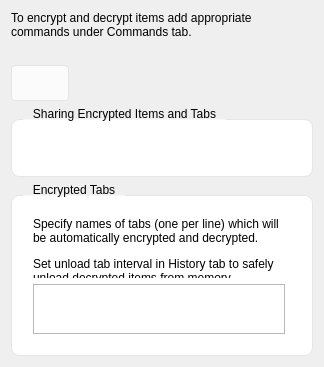
Above: plugins/itemencrypted/itemencryptedsettings.ui from ForgetiExistence/CopyQ before the change. Below: the same form after it.
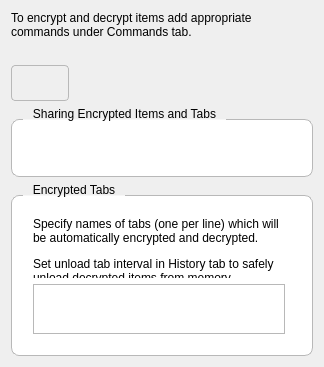
That is the form after the change.

The edit to the form file:
```diff
--- a/plugins/itemencrypted/itemencryptedsettings.ui
+++ b/plugins/itemencrypted/itemencryptedsettings.ui
@@ -4,24 +4,24 @@
  <widget class="QWidget" name="ItemEncryptedSettings">
   <property name="styleSheet">
    <string>
-QLineEdit, QComboBox, QSpinBox, QDoubleSpinBox { border-radius: 4px; border: 1px solid #D1D1D1; padding: 5px 8px; min-height: 24px; background: #FFFFFF; }
-QComboBox:focus, QLineEdit:focus, QSpinBox:focus, QDoubleSpinBox:focus { border: 1px solid #0078D4; }
-QPushButton { border-radius: 4px; padding: 5px 12px; min-height: 24px; border: 1px solid #E5E5E5; background: #FBFBFB; }
-QPushButton:hover { background: #F5F5F5; }
-QPushButton:pressed { background: #E5E5E5; }
-QPushButton:default { background: #0078D4; color: #FFFFFF; border: 1px solid #0078D4; }
-QPushButton:default:hover { background: #106EBE; }
+QLineEdit, QComboBox, QSpinBox, QDoubleSpinBox { border-radius: 4px; border: 1px solid palette(mid); padding: 5px 8px; min-height: 24px; background: palette(base); }
+QComboBox:focus, QLineEdit:focus, QSpinBox:focus, QDoubleSpinBox:focus { border: 1px solid palette(highlight); }
+QPushButton { border-radius: 4px; padding: 5px 12px; min-height: 24px; border: 1px solid palette(mid); background: palette(button); }
+QPushButton:hover { background: palette(alternate-base); }
+QPushButton:pressed { background: palette(mid); }
+QPushButton:default { background: palette(highlight); color: palette(highlighted-text); border: 1px solid palette(highlight); }
+QPushButton:default:hover { background: palette(highlight); }
 QCheckBox { spacing: 8px; }
-QGroupBox { border-radius: 8px; border: 1px solid #E5E5E5; margin-top: 12px; padding: 12px; background: #FFFFFF; }
+QGroupBox { border-radius: 8px; border: 1px solid palette(mid); margin-top: 12px; padding: 12px; background: palette(base); }
 QGroupBox::title { subcontrol-origin: margin; subcontrol-position: top left; padding: 0 8px; left: 12px; }
-QListWidget, QTreeWidget, QTableWidget { border-radius: 8px; border: 1px solid #E5E5E5; }
+QListWidget, QTreeWidget, QTableWidget { border-radius: 8px; border: 1px solid palette(mid); }
 QScrollBar:vertical { border: none; background: transparent; width: 8px; margin: 0; }
-QScrollBar::handle:vertical { background: #C0C0C0; border-radius: 4px; min-height: 24px; }
-QScrollBar::handle:vertical:hover { background: #A0A0A0; }
+QScrollBar::handle:vertical { background: palette(mid); border-radius: 4px; min-height: 24px; }
+QScrollBar::handle:vertical:hover { background: palette(mid); }
 QScrollBar::add-line:vertical, QScrollBar::sub-line:vertical { height: 0; }
 QScrollBar:horizontal { border: none; background: transparent; height: 8px; margin: 0; }
-QScrollBar::handle:horizontal { background: #C0C0C0; border-radius: 4px; min-width: 24px; }
-QScrollBar::handle:horizontal:hover { background: #A0A0A0; }
+QScrollBar::handle:horizontal { background: palette(mid); border-radius: 4px; min-width: 24px; }
+QScrollBar::handle:horizontal:hover { background: palette(mid); }
 QScrollBar::add-line:horizontal, QScrollBar::sub-line:horizontal { width: 0; }
    </string>
   </property>
```
